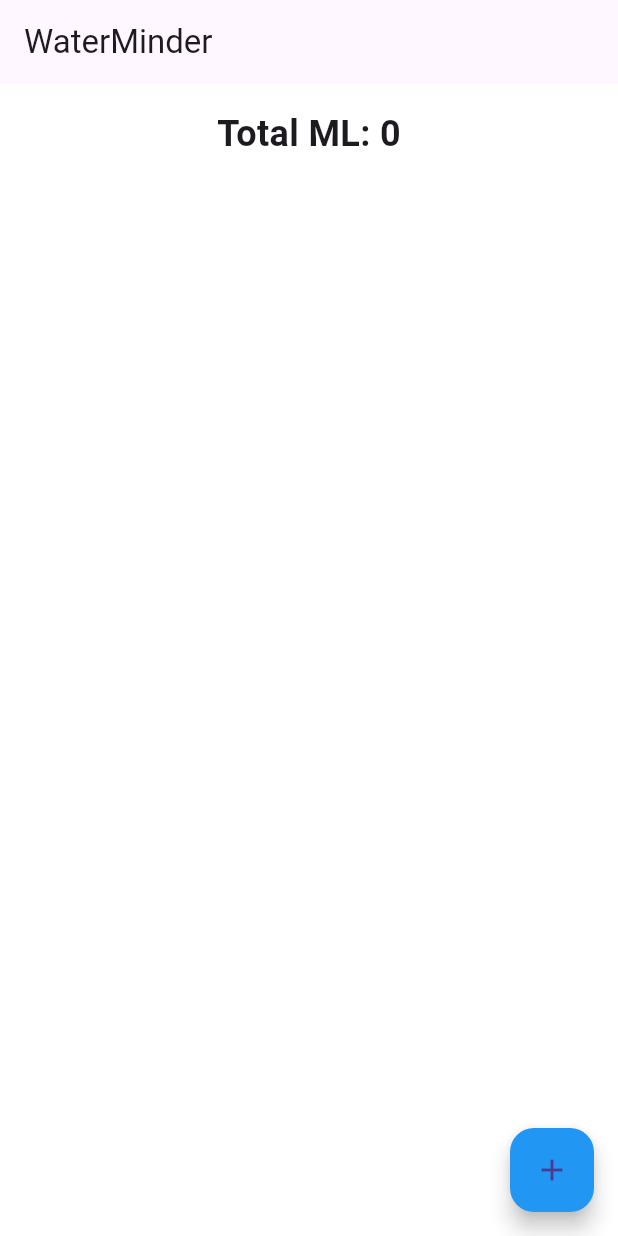
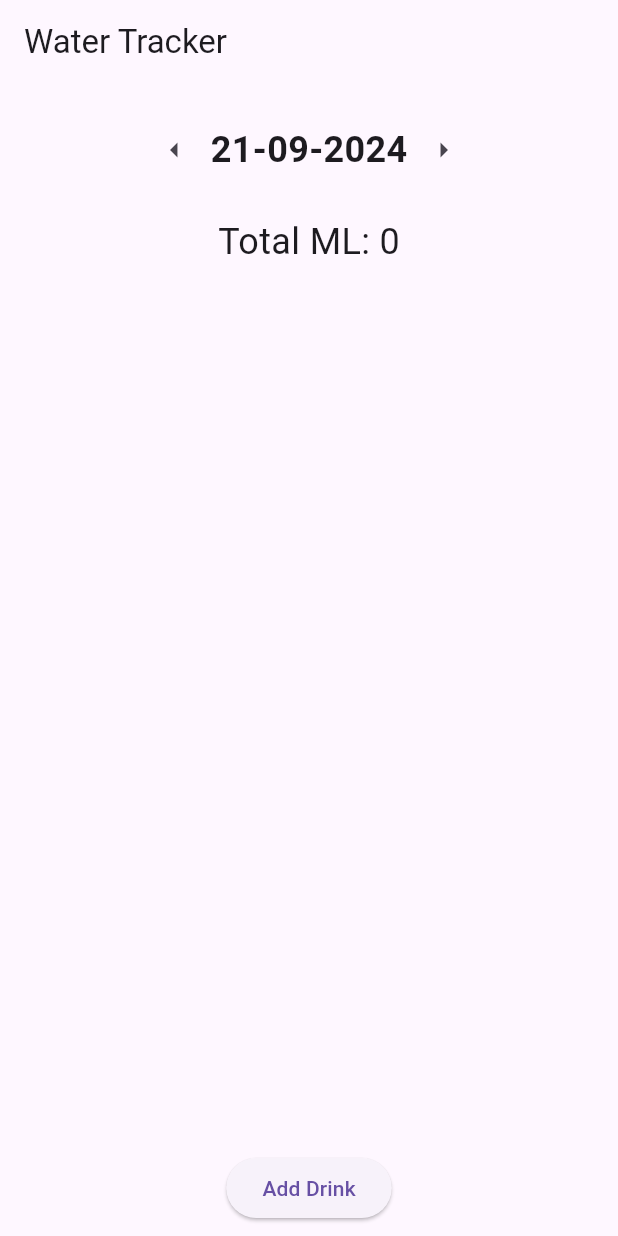
Before and after one commit to Sooftyy/WaterMinder, a Flutter app: the screen it shows after launch, on a phone screen of 412 x 824 dp. Run offline on Flutter 3.47's test engine with Material 3 defaults, Android fonts, the light colour scheme and no system bars.

Commit message:
new Button + Change Date

```diff
--- a/lib/main.dart
+++ b/lib/main.dart
@@ -1,4 +1,5 @@
 import 'package:flutter/material.dart';
+import 'package:intl/intl.dart';  // For date formatting
 
 void main() {
   runApp(MyApp());
@@ -8,124 +9,121 @@
   @override
   Widget build(BuildContext context) {
     return MaterialApp(
-      home: WhiteScreen(),
+      title: 'Water Tracker',
+      theme: ThemeData(
+        primarySwatch: Colors.blue,
+      ),
+      home: MyHomePage(),
     );
   }
 }
 
-class WhiteScreen extends StatefulWidget {
+class MyHomePage extends StatefulWidget {
   @override
-  _WhiteScreenState createState() => _WhiteScreenState();
+  _MyHomePageState createState() => _MyHomePageState();
 }
 
-class _WhiteScreenState extends State<WhiteScreen> {
-  List<Map<String, dynamic>> drinks = []; // List to store drinks
+class _MyHomePageState extends State<MyHomePage> {
+  // Store current date
+  DateTime selectedDate = DateTime.now();
+  // Store drinks per day
+  Map<String, List<Map<String, dynamic>>> drinksPerDay = {};
 
-  void _showAddDrinkDialog() {
-    String drinkName = '';
-    String mlCount = '';
+  // Controller for drink name and ml
+  final TextEditingController drinkNameController = TextEditingController();
+  final TextEditingController drinkMlController = TextEditingController();
 
-    showDialog(
-      context: context,
-      builder: (BuildContext context) {
-        return AlertDialog(
-          title: Text('Add Drink'),
-          content: Column(
-            mainAxisSize: MainAxisSize.min,
-            children: [
-              TextField(
-                decoration: InputDecoration(labelText: 'Drink Name'),
-                onChanged: (value) {
-                  drinkName = value;
-                },
-              ),
-              TextField(
-                decoration: InputDecoration(labelText: 'ML Count'),
-                keyboardType: TextInputType.number,
-                onChanged: (value) {
-                  mlCount = value;
-                },
-              ),
-            ],
-          ),
-          actions: [
-            TextButton(
-              child: Text('Cancel'),
-              onPressed: () {
-                Navigator.of(context).pop();
-              },
-            ),
-            ElevatedButton(
-              child: Text('Add Drink'),
-              onPressed: () {
-                if (drinkName.isNotEmpty && mlCount.isNotEmpty) {
-                  setState(() {
-                    drinks.add({
-                      'name': drinkName,
-                      'ml': int.tryParse(mlCount) ?? 0,
-                    });
-                  });
-                  Navigator.of(context).pop(); // Close dialog
-                }
-              },
-            ),
-          ],
-        );
-      },
-    );
+  // Format the date
+  String getFormattedDate(DateTime date) {
+    return DateFormat('dd-MM-yyyy').format(date);
   }
 
-  void _showDeleteConfirmationDialog(int index) {
-    showDialog(
-      context: context,
-      builder: (BuildContext context) {
-        return AlertDialog(
-          title: Text('Delete Drink'),
-          content: Text('Are you sure you want to delete this drink?'),
-          actions: [
-            TextButton(
-              child: Text('Cancel'),
-              onPressed: () {
-                Navigator.of(context).pop();
-              },
-            ),
-            TextButton(
-              child: Text('Delete'),
-              onPressed: () {
-                setState(() {
-                  drinks.removeAt(index);
-                });
-                Navigator.of(context).pop();
-              },
-            ),
-          ],
-        );
-      },
-    );
+  // Get the total ml for the current date
+  int getTotalMlForDate() {
+    String formattedDate = getFormattedDate(selectedDate);
+    if (drinksPerDay.containsKey(formattedDate)) {
+      return drinksPerDay[formattedDate]!
+      .fold(0, (sum, drink) => sum + (drink['ml'] as int));
+    }
+    return 0;
   }
 
-  int get totalMl {
-    return drinks.fold(0, (sum, drink) => sum + (drink['ml'] as int));
+  // Add a drink
+  void addDrink(String name, int ml) {
+    String formattedDate = getFormattedDate(selectedDate);
+    setState(() {
+      if (!drinksPerDay.containsKey(formattedDate)) {
+        drinksPerDay[formattedDate] = [];
+      }
+      drinksPerDay[formattedDate]!.add({'name': name, 'ml': ml});
+    });
+  }
+
+  // Delete a drink
+  void deleteDrink(int index) {
+    String formattedDate = getFormattedDate(selectedDate);
+    setState(() {
+      drinksPerDay[formattedDate]!.removeAt(index);
+    });
+  }
+
+  // Go to the previous day
+  void previousDay() {
+    setState(() {
+      selectedDate = selectedDate.subtract(Duration(days: 1));
+    });
+  }
+
+  // Go to the next day
+  void nextDay() {
+    setState(() {
+      selectedDate = selectedDate.add(Duration(days: 1));
+    });
   }
 
   @override
   Widget build(BuildContext context) {
+    String formattedDate = getFormattedDate(selectedDate);
+    List<Map<String, dynamic>> drinks = drinksPerDay[formattedDate] ?? [];
+
     return Scaffold(
-      backgroundColor: Colors.white,
       appBar: AppBar(
-        title: Text('WaterMinder'),
+        title: Text('Water Tracker'),
       ),
       body: Column(
-        children: [
-          Center(
-            child: Padding(
-              padding: const EdgeInsets.symmetric(vertical: 16.0),
-              child: Text(
-                'Total ML: $totalMl',
+        children: <Widget>[
+          SizedBox(height: 20),
+
+          // Date with Left and Right buttons
+          Row(
+            mainAxisAlignment: MainAxisAlignment.center,
+            children: [
+              IconButton(
+                icon: Icon(Icons.arrow_left),
+                onPressed: previousDay,
+              ),
+              Text(
+                formattedDate,
                 style: TextStyle(fontSize: 24, fontWeight: FontWeight.bold),
               ),
-            ),
+              IconButton(
+                icon: Icon(Icons.arrow_right),
+                onPressed: nextDay,
+              ),
+            ],
           ),
+
+          SizedBox(height: 20),
+
+          // Total ML Count
+          Text(
+            'Total ML: ${getTotalMlForDate()}',
+            style: TextStyle(fontSize: 24),
+          ),
+
+          SizedBox(height: 20),
+
+          // List of drinks
           Expanded(
             child: ListView.builder(
               itemCount: drinks.length,
@@ -134,21 +132,91 @@
                   title: Text(drinks[index]['name']),
                   subtitle: Text('${drinks[index]['ml']} ml'),
                   trailing: IconButton(
-                    icon: Icon(Icons.close, color: Colors.red),
-                    onPressed: () => _showDeleteConfirmationDialog(index),
+                    icon: Icon(Icons.delete),
+                    onPressed: () {
+                      showDialog(
+                        context: context,
+                        builder: (BuildContext context) {
+                          return AlertDialog(
+                            title: Text("Delete Drink"),
+                            content: Text("Are you sure you want to delete this drink?"),
+                            actions: [
+                              TextButton(
+                                child: Text("Cancel"),
+                                onPressed: () {
+                                  Navigator.of(context).pop();
+                                },
+                              ),
+                              TextButton(
+                                child: Text("Delete"),
+                                onPressed: () {
+                                  deleteDrink(index);
+                                  Navigator.of(context).pop();
+                                },
+                              ),
+                            ],
+                          );
+                        },
+                      );
+                    },
                   ),
                 );
               },
             ),
           ),
+
+          // Add Drink Button
+          Padding(
+            padding: const EdgeInsets.all(8.0),
+            child: ElevatedButton(
+              onPressed: () {
+                showDialog(
+                  context: context,
+                  builder: (BuildContext context) {
+                    return AlertDialog(
+                      title: Text("Add Drink"),
+                      content: Column(
+                        mainAxisSize: MainAxisSize.min,
+                        children: [
+                          TextField(
+                            controller: drinkNameController,
+                            decoration: InputDecoration(labelText: 'Drink Name'),
+                          ),
+                          TextField(
+                            controller: drinkMlController,
+                            decoration: InputDecoration(labelText: 'ML'),
+                            keyboardType: TextInputType.number,
+                          ),
+                        ],
+                      ),
+                      actions: [
+                        TextButton(
+                          child: Text("Cancel"),
+                          onPressed: () {
+                            Navigator.of(context).pop();
+                          },
+                        ),
+                        TextButton(
+                          child: Text("Add"),
+                          onPressed: () {
+                            String name = drinkNameController.text;
+                            int ml = int.parse(drinkMlController.text);
+                            addDrink(name, ml);
+                            drinkNameController.clear();
+                            drinkMlController.clear();
+                            Navigator.of(context).pop();
+                          },
+                        ),
+                      ],
+                    );
+                  },
+                );
+              },
+              child: Text('Add Drink'),
+            ),
+          ),
         ],
       ),
-      floatingActionButton: FloatingActionButton(
-        onPressed: _showAddDrinkDialog,
-        child: Icon(Icons.add),
-        backgroundColor: Colors.blue,
-      ),
-      floatingActionButtonLocation: FloatingActionButtonLocation.endFloat,
     );
   }
 }
--- a/pubspec.yaml
+++ b/pubspec.yaml
@@ -30,6 +30,8 @@
 dependencies:
   flutter:
     sdk: flutter
+  intl: ^0.18.0  # Add this line
+
 
 
   # The following adds the Cupertino Icons font to your application.
```
Also changed, not shown: pubspec.lock.
